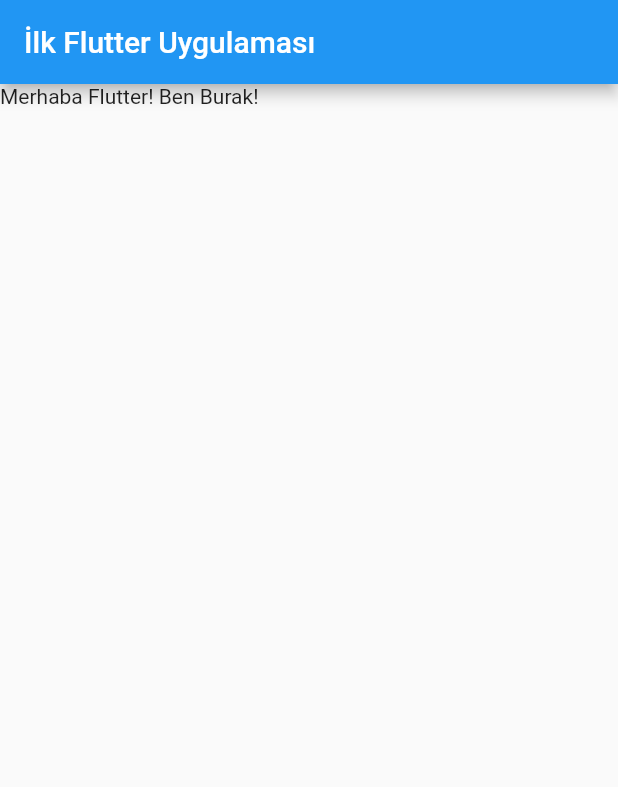
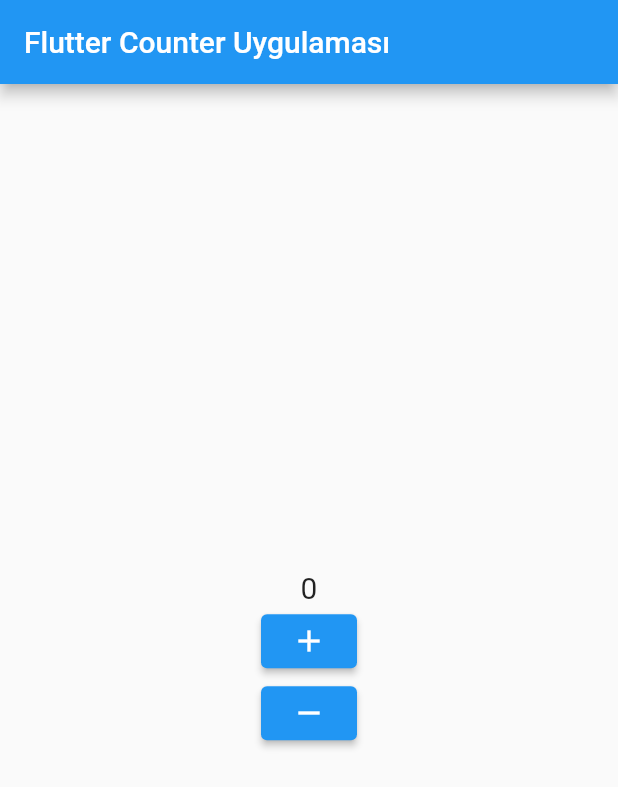
Before and after one commit to burakbehlull/flutter-overview, a Flutter app: the screen it shows after launch, on a phone screen of 412 x 824 dp. Shown: the top 787 px of the screen. Run offline on Flutter 3.47's test engine with Material 2 defaults, Android fonts, the phone set to English and light mode, and no system bars.

Commit message:
feat: Counter Application has been completed

```diff
--- a/lib/main.dart
+++ b/lib/main.dart
@@ -8,11 +8,50 @@ class MyApp extends StatelessWidget {
   @override
   Widget build(BuildContext context) {
     return MaterialApp(
-      home: Scaffold(
-          appBar: AppBar(
-            title: Text('İlk Flutter Uygulaması'),
-          ),
-          body: Text('Merhaba Flutter! Ben Burak!')),
+      home: MyCounterApp(),
     );
   }
 }
+
+class MyCounterApp extends StatefulWidget {
+  @override
+  _CounterState createState() => _CounterState();
+}
+
+class _CounterState extends State<MyCounterApp> {
+  int counter = 0;
+
+  void arttir() {
+    setState(() {
+      counter++;
+    });
+  }
+
+  void azalt() {
+    setState(() {
+      counter--;
+    });
+  }
+
+  @override
+  Widget build(BuildContext context) {
+    return Scaffold(
+      appBar: AppBar(
+        title: Text('Flutter Counter Uygulaması'),
+      ),
+      body: Center(
+        child: Column(
+          mainAxisAlignment: MainAxisAlignment.center,
+          children: <Widget>[
+            Text('$counter', style: TextStyle(fontSize: 20)),
+            ElevatedButton(
+              onPressed: arttir,
+              child: Icon(Icons.add),
+            ),
+            ElevatedButton(onPressed: azalt, child: Icon(Icons.remove)),
+          ],
+        ),
+      ),
+    );
+  }
+}
```
